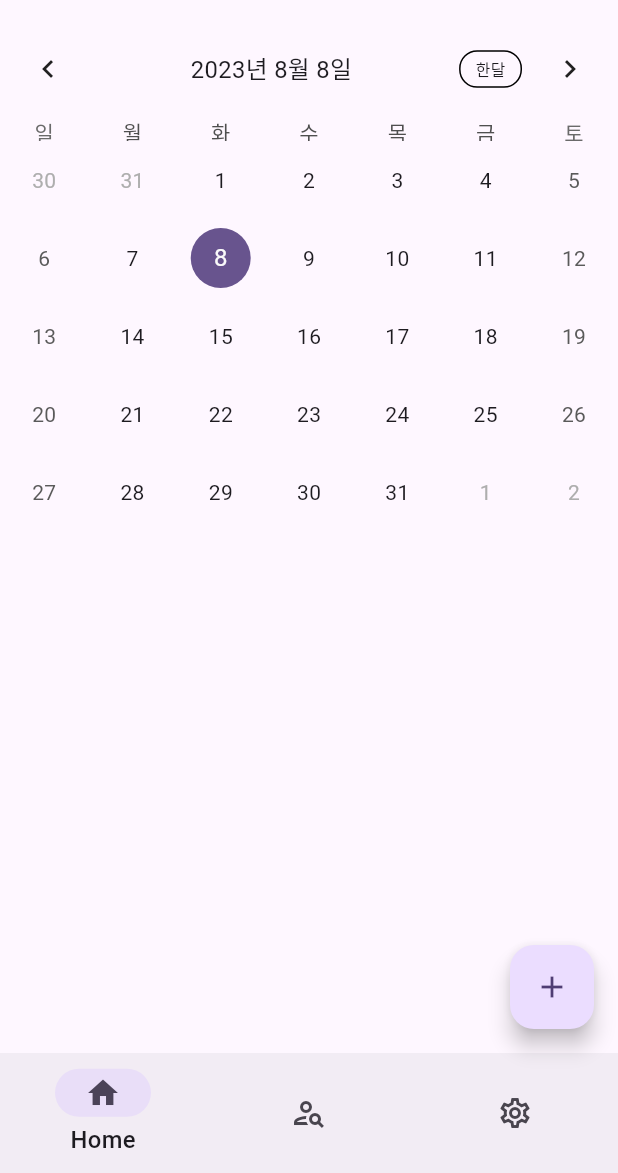
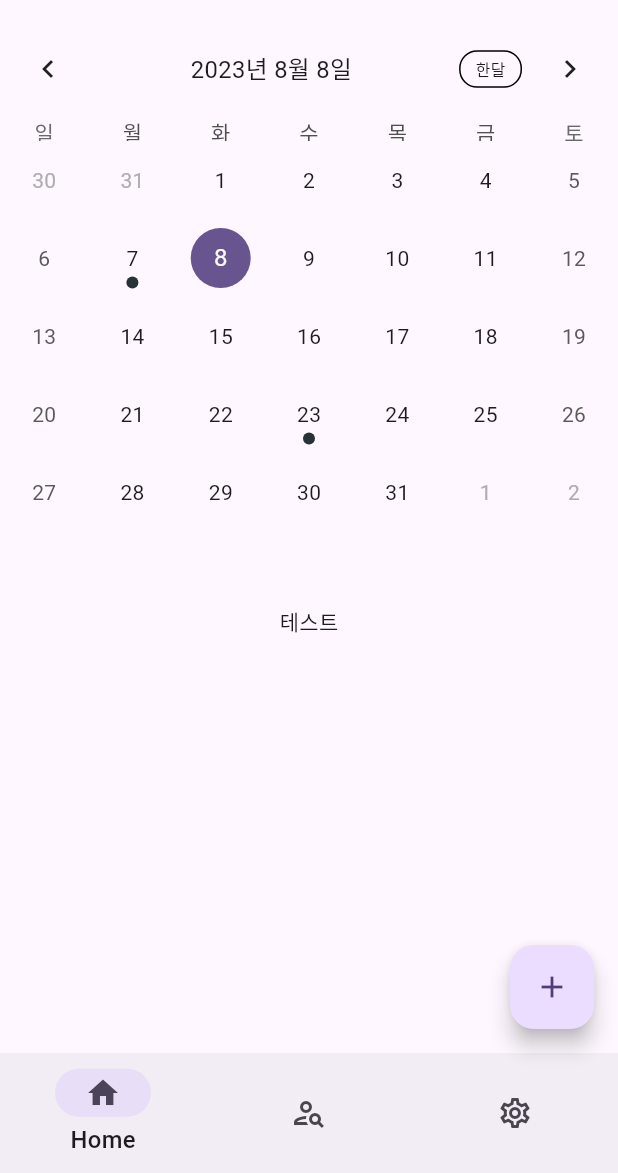
Before and after one commit to devDavidLee/GoalTracker, a Flutter app: the screen it shows after launch, on a phone screen of 412 x 824 dp, the part 63-1236 px from its top. Run offline on Flutter 3.47's test engine with Material 2 defaults, Android fonts, the phone set to English and light mode, and no system bars; drawn by our look-alikes of table_calendar; our stand-ins replace flutter_screenutil; missing offline and left inert: dart:html, dart:js.

Commit message:
이벤트 마킹까지는 구현

```diff
--- a/lib/Pages/HomePage.dart
+++ b/lib/Pages/HomePage.dart
@@ -7,36 +7,6 @@ import 'package:intl/intl.dart';
 import 'package:table_calendar/table_calendar.dart';
 import 'package:flutter_screenutil/flutter_screenutil.dart';
 import 'package:goaltracker/calendar_event.dart';
-
-Map<DateTime, dynamic> eventSource = {
-  DateTime(2023, 1, 3): [
-    Event('운동하기', false),
-  ],
-  DateTime(2023, 1, 5): [
-    Event('운동하기', false),
-  ],
-  DateTime(2023, 1, 8): [
-    Event('운동하기', false),
-  ],
-  DateTime(2023, 1, 11): [
-    Event('운동하기', false),
-  ],
-  DateTime(2023, 1, 13): [
-    Event('운동하기', false),
-  ],
-  DateTime(2023, 1, 15): [
-    Event('운동하기', false),
-  ],
-  DateTime(2023, 1, 18): [
-    Event('운동하기', false),
-  ],
-  DateTime(2023, 1, 20): [
-    Event('운동하기', false),
-  ],
-  DateTime(2023, 1, 21): [
-    Event('운동하기', false),
-  ]
-};
 
 class HomePage extends StatefulWidget {
   @override
@@ -110,22 +80,17 @@ class _HomePage extends State<HomePage> {
   //   );
   // }
 
-  final events = LinkedHashMap(
-    equals: isSameDay,
-  )..addAll(eventSource);
-
   DateTime selected_day = DateTime(
     DateTime.now().year,
     DateTime.now().month,
     DateTime.now().day,
   );
+  DateTime today = DateTime.now();
+  CalendarFormat format = CalendarFormat.month;
 
-  List<Event> _getEventsfromDay(DateTime day) {
+  List<Event> getEventsForDay(DateTime day) {
     return events[day] ?? [];
   }
-
-  DateTime today = DateTime.now();
-  CalendarFormat format = CalendarFormat.month;
 
   @override
   Widget build(BuildContext context) {
@@ -182,9 +147,7 @@ class _HomePage extends State<HomePage> {
               // selectedDay 와 동일한 날짜의 모양 변경
               return isSameDay(selected_day, day);
             },
-              eventLoader: (day) {
-                return _getEventsfromDay(day);
-              },
+            eventLoader: getEventsForDay,
             calendarFormat: format,
             availableCalendarFormats: const {
               CalendarFormat.month: "한달",
@@ -199,22 +162,36 @@ class _HomePage extends State<HomePage> {
                 this.format = format;
               });
             },
-              calendarBuilders: CalendarBuilders(
-                markerBuilder: (context, day, events) => events.isNotEmpty
-                    ? Container(
-                        width: 24,
-                        height: 24,
-                        alignment: Alignment.center,
-                        decoration: const BoxDecoration(
-                          color: Colors.lightBlue,
           ),
-                        child: Text(
-                          '${events.length}',
-                          style: const TextStyle(color: Colors.white),
+          SizedBox(
+            height: 50,
           ),
+          Center(
+            child: Text("테스트"),
           )
-                    : null,
-              )),
+          // ListView.builder(
+          //   scrollDirection: Axis.vertical,
+          //   shrinkWrap: true,
+          //   itemBuilder: (context, index) {
+          //     return Container(
+          //       margin: const EdgeInsets.symmetric(
+          //         horizontal: 12.0,
+          //         vertical: 4.0,
+          //       ),
+          //       decoration: BoxDecoration(
+          //         border: Border.all(),
+          //         borderRadius: BorderRadius.circular(12.0),
+          //       ),
+          //       child: ListTile(
+          //         onTap: () {
+          //           print(selectedEvents![index]);
+          //           title:
+          //           Text(selectedEvents![index].toString());
+          //         },
+          //       ),
+          //     );
+          //   },
+          // )
         ]),
       ),
     );
--- a/lib/calendar_event.dart
+++ b/lib/calendar_event.dart
@@ -1,10 +1,62 @@
-import 'package:flutter/foundation.dart';
+import 'dart:collection';
+import 'package:table_calendar/table_calendar.dart';
+
+// Map<DateTime, dynamic> eventSource = {
+//   DateTime(2023, 1, 3): [
+//     Event('운동하기', false),
+//   ],
+//   DateTime(2023, 1, 5): [
+//     Event('운동하기', false),
+//   ],
+//   DateTime(2023, 1, 8): [
+//     Event('운동하기', false),
+//   ],
+//   DateTime(2023, 1, 11): [
+//     Event('운동하기', false),
+//   ],
+//   DateTime(2023, 1, 13): [
+//     Event('운동하기', false),
+//   ],
+//   DateTime(2023, 1, 15): [
+//     Event('운동하기', false),
+//   ],
+//   DateTime(2023, 1, 18): [
+//     Event('운동하기', false),
+//   ],
+//   DateTime(2023, 1, 20): [
+//     Event('운동하기', false),
+//   ],
+//   DateTime(2023, 8, 8): [
+//     Event('운동하기', false),
+//   ]
+// };
+
+// class Event {
+//   final String title;
+//   bool complete;
+//   Event(this.title, this.complete);
+
+//   @override
+//   String toString() => title;
+// }
 
 class Event {
-  final String title;
-  bool complete;
-  Event(this.title, this.complete);
+  String title;
+
+  Event(this.title);
 
   @override
   String toString() => title;
 }
+
+int getHashCode(DateTime key) {
+  return key.day * 1000000 + key.month * 10000 + key.year;
+}
+
+List<Event>? selectedEvents;
+final events = LinkedHashMap<DateTime, List<Event>>(
+    equals: isSameDay, hashCode: getHashCode)
+  ..addAll({
+    DateTime.utc(2023, 08, 07): [Event('hi')],
+    DateTime.utc(2023, 08, 23): [Event('hi')]
+  });
--- a/lib/main.dart
+++ b/lib/main.dart
@@ -52,15 +52,6 @@ class _MainPage extends State<MainPage> {
   bool showLeading = true;
   bool showTrailing = true;
   double groupAlignment = -0.9;
-
-  DateTime selected_day = DateTime(
-    DateTime.now().year,
-    DateTime.now().month,
-    DateTime.now().day,
-  );
-
-  DateTime today = DateTime.now();
-  CalendarFormat format = CalendarFormat.month;
 
   int index = 0; //navBar 선택 index
 
@@ -162,13 +153,9 @@ class _MainPage extends State<MainPage> {
               ],
             ),
           Expanded(
-            child: ListView(
-              children: [
-                IndexedStack(
-                  index: index,
-                  children: [HomePage(), SearchPage(), SettingPage()],
-                ),
-              ],
+            child: IndexedStack(
+              index: index,
+              children: [HomePage(), SearchPage(), SettingPage()],
             ),
           ),
         ],
```
Lines whose indentation alone changed are shown as unchanged.
